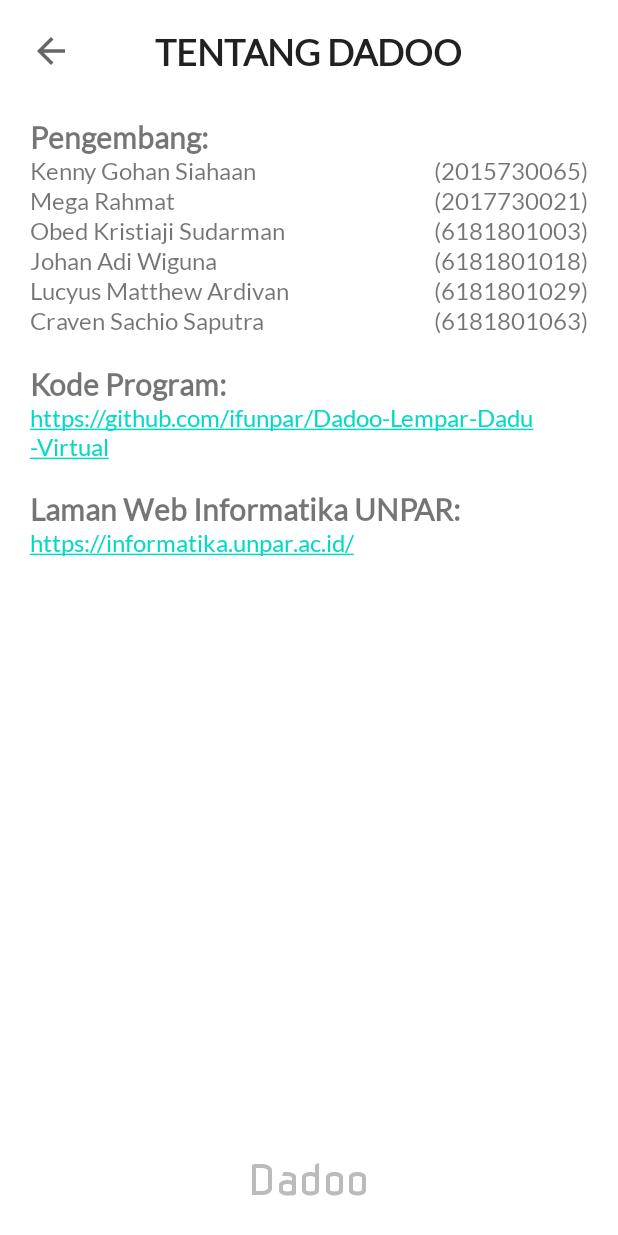
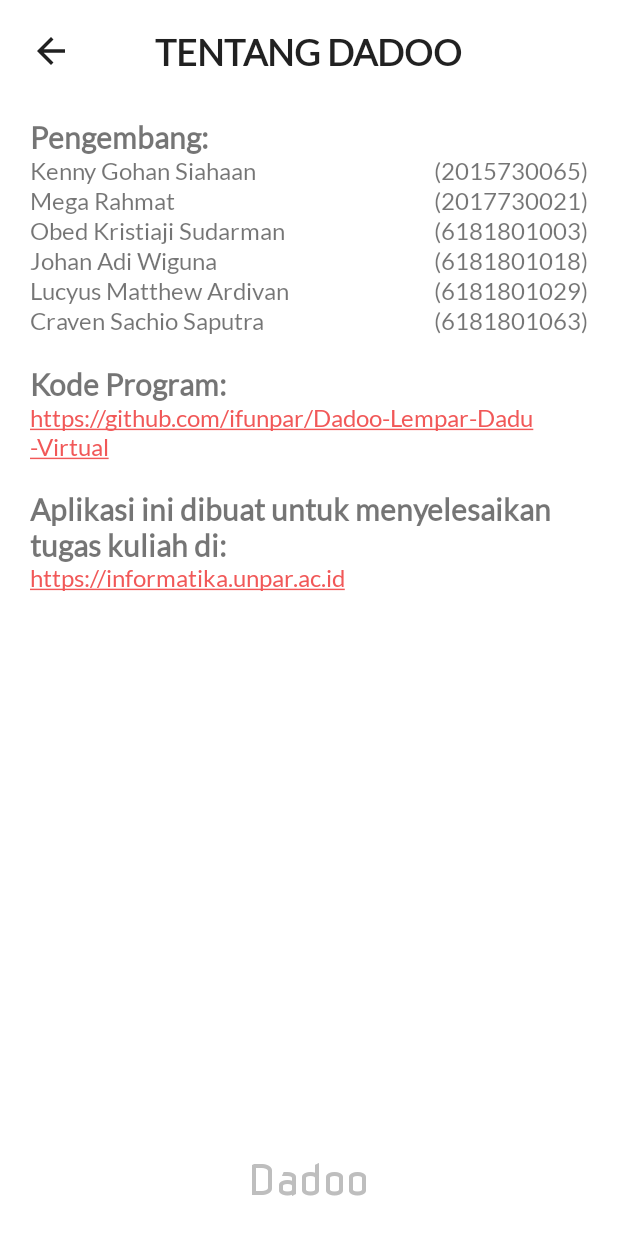
Before and after one commit to obedkristiaji/Dadoo-Lempar-Dadu-Virtual, an Android app: the screen it shows after launch (MainActivity), after a tap on "Tentang Dadoo", on a phone screen of 412 x 824 dp. Run offline under Robolectric (Android 15) with nearby library versions, the light colour scheme and no system bars; 1 other tap on this screen came first.

Commit message:
String extraction

```diff
--- a/app/src/main/res/drawable/ic_baseline_arrow_back_28.xml
+++ b/app/src/main/res/drawable/ic_baseline_arrow_back_28.xml
@@ -4,5 +4,5 @@
     android:viewportWidth="24"
     android:width="28dp"
     xmlns:android="http://schemas.android.com/apk/res/android">
-    <path android:fillColor="?attr/colorControlNormal" android:pathData="M20,11H7.83l5.59,-5.59L12,4l-8,8 8,8 1.41,-1.41L7.83,13H20v-2z"/>
+    <path android:fillColor="?android:attr/textColorPrimary" android:pathData="M20,11H7.83l5.59,-5.59L12,4l-8,8 8,8 1.41,-1.41L7.83,13H20v-2z"/>
 </vector>
--- a/app/src/main/res/layout/fragment_about.xml
+++ b/app/src/main/res/layout/fragment_about.xml
@@ -38,16 +38,16 @@
         android:layout_width="wrap_content"
         android:layout_height="wrap_content"
         android:layout_below="@id/tv_pengembang"
-        android:text="Kenny Gohan Siahaan"
+        android:text="@string/nama_kenny"
         android:textSize="@dimen/font_16"/>
 
     <TextView
         android:layout_width="wrap_content"
         android:layout_height="wrap_content"
-        android:text="(2015730065)"
+        android:text="@string/npm_kenny"
         android:layout_below="@id/tv_pengembang"
         android:layout_toEndOf="@id/tv_kenny"
-        android:layout_alignParentRight="true"
+        android:layout_alignParentEnd="true"
         android:textAlignment="textEnd"
         android:textSize="@dimen/font_16"/>
 
@@ -56,16 +56,16 @@
         android:layout_width="wrap_content"
         android:layout_height="wrap_content"
         android:layout_below="@id/tv_kenny"
-        android:text="Mega Rahmat"
+        android:text="@string/nama_mega"
         android:textSize="@dimen/font_16"/>
 
     <TextView
         android:layout_width="wrap_content"
         android:layout_height="wrap_content"
-        android:text="(2017730021)"
+        android:text="@string/npm_mega"
         android:layout_below="@id/tv_kenny"
         android:layout_toEndOf="@id/tv_mega"
-        android:layout_alignParentRight="true"
+        android:layout_alignParentEnd="true"
         android:textAlignment="textEnd"
         android:textSize="@dimen/font_16"/>
 
@@ -74,16 +74,16 @@
         android:layout_width="wrap_content"
         android:layout_height="wrap_content"
         android:layout_below="@id/tv_mega"
-        android:text="Obed Kristiaji Sudarman"
+        android:text="@string/nama_obed"
         android:textSize="@dimen/font_16"/>
 
     <TextView
         android:layout_width="wrap_content"
         android:layout_height="wrap_content"
-        android:text="(6181801003)"
+        android:text="@string/npm_obed"
         android:layout_below="@id/tv_mega"
         android:layout_toEndOf="@id/tv_obed"
-        android:layout_alignParentRight="true"
+        android:layout_alignParentEnd="true"
         android:textAlignment="textEnd"
         android:textSize="@dimen/font_16"/>
 
@@ -92,16 +92,16 @@
         android:layout_width="wrap_content"
         android:layout_height="wrap_content"
         android:layout_below="@id/tv_obed"
-        android:text="Johan Adi Wiguna"
+        android:text="@string/nama_johan"
         android:textSize="@dimen/font_16"/>
 
     <TextView
         android:layout_width="wrap_content"
         android:layout_height="wrap_content"
-        android:text="(6181801018)"
+        android:text="@string/npm_johan"
         android:layout_below="@id/tv_obed"
         android:layout_toEndOf="@id/tv_johan"
-        android:layout_alignParentRight="true"
+        android:layout_alignParentEnd="true"
         android:textAlignment="textEnd"
         android:textSize="@dimen/font_16"/>
 
@@ -110,16 +110,16 @@
         android:layout_width="wrap_content"
         android:layout_height="wrap_content"
         android:layout_below="@id/tv_johan"
-        android:text="Lucyus Matthew Ardivan"
+        android:text="@string/nama_lucyus"
         android:textSize="@dimen/font_16"/>
 
     <TextView
         android:layout_width="wrap_content"
         android:layout_height="wrap_content"
-        android:text="(6181801029)"
+        android:text="@string/npm_lucyus"
         android:layout_below="@id/tv_johan"
         android:layout_toEndOf="@id/tv_lucyus"
-        android:layout_alignParentRight="true"
+        android:layout_alignParentEnd="true"
         android:textAlignment="textEnd"
         android:textSize="@dimen/font_16"/>
 
@@ -129,16 +129,16 @@
         android:layout_height="wrap_content"
         android:layout_below="@id/tv_lucyus"
         android:layout_marginBottom="@dimen/app_margin"
-        android:text="Craven Sachio Saputra"
+        android:text="@string/nama_craven"
         android:textSize="@dimen/font_16"/>
 
     <TextView
         android:layout_width="wrap_content"
         android:layout_height="wrap_content"
-        android:text="(6181801063)"
+        android:text="@string/npm_craven"
         android:layout_below="@id/tv_lucyus"
         android:layout_toEndOf="@id/tv_craven"
-        android:layout_alignParentRight="true"
+        android:layout_alignParentEnd="true"
         android:textAlignment="textEnd"
         android:textSize="@dimen/font_16"/>
 
@@ -155,7 +155,7 @@
         android:id="@+id/tv_github"
         android:layout_width="match_parent"
         android:layout_height="wrap_content"
-        android:text="https://github.com/ifunpar/Dadoo-Lempar-Dadu-Virtual"
+        android:text="@string/url_kode_program"
         android:layout_below="@id/tv_kode"
         android:textSize="@dimen/font_16"
         android:layout_marginBottom="@dimen/app_margin"/>
@@ -164,7 +164,7 @@
         android:id="@+id/tv_web"
         android:layout_width="match_parent"
         android:layout_height="wrap_content"
-        android:text="@string/web"
+        android:text="@string/dibuat"
         android:layout_below="@id/tv_github"
         android:textStyle="bold"
         android:textSize="@dimen/font_20"/>
@@ -173,7 +173,7 @@
         android:id="@+id/tv_if"
         android:layout_width="match_parent"
         android:layout_height="wrap_content"
-        android:text="https://informatika.unpar.ac.id/"
+        android:text="@string/url_informatika_unpar"
         android:layout_below="@id/tv_web"
         android:textSize="@dimen/font_16"/>
 
@@ -186,6 +186,6 @@
         android:fontFamily="@font/nova_flat_regular"
         android:text="@string/app_name"
         android:textSize="@dimen/font_28"
-        android:textColor="@color/light_grey"/>
+        android:textColor="?android:attr/textColorSecondaryNoDisable"/>
 
 </RelativeLayout>
--- a/app/src/main/res/values-night/themes.xml
+++ b/app/src/main/res/values-night/themes.xml
@@ -8,12 +8,11 @@
         <item name="colorPrimaryVariant">@color/primary</item>
         <item name="colorOnPrimary">@color/white</item>
         <!-- Secondary brand color. -->
-        <item name="colorSecondary">@color/teal_200</item>
-        <item name="colorSecondaryVariant">@color/teal_200</item>
+        <item name="colorSecondary">@color/primary</item>
+        <item name="colorSecondaryVariant">@color/primary</item>
         <item name="colorOnSecondary">@color/black</item>
         <!-- Status bar color. -->
-<!--        <item name="android:statusBarColor" tools:targetApi="l">?attr/colorPrimaryVariant</item>-->
-        <item name="android:statusBarColor" tools:targetApi="l">@color/dark_grey</item>
+        <item name="android:statusBarColor" tools:targetApi="l">?attr/colorPrimaryVariant</item>
         <!-- Customize your theme here. -->
     </style>
 </resources>
--- a/app/src/main/res/values/strings.xml
+++ b/app/src/main/res/values/strings.xml
@@ -7,5 +7,19 @@
     <string name="kembali">Kembali</string>
     <string name="kode">Kode Program:</string>
     <string name="pengembang">Pengembang:</string>
-    <string name="web">Laman Web Informatika UNPAR:</string>
+    <string name="dibuat">Aplikasi ini dibuat untuk menyelesaikan tugas kuliah di:</string>
+    <string name="url_informatika_unpar">https://informatika.unpar.ac.id</string>
+    <string name="url_kode_program">https://github.com/ifunpar/Dadoo-Lempar-Dadu-Virtual</string>
+    <string name="nama_kenny">Kenny Gohan Siahaan</string>
+    <string name="npm_kenny">(2015730065)</string>
+    <string name="nama_mega">Mega Rahmat</string>
+    <string name="npm_mega">(2017730021)</string>
+    <string name="nama_obed">Obed Kristiaji Sudarman</string>
+    <string name="npm_obed">(6181801003)</string>
+    <string name="nama_johan">Johan Adi Wiguna</string>
+    <string name="npm_johan">(6181801018)</string>
+    <string name="nama_lucyus">Lucyus Matthew Ardivan</string>
+    <string name="npm_lucyus">(6181801029)</string>
+    <string name="nama_craven">Craven Sachio Saputra</string>
+    <string name="npm_craven">(6181801063)</string>
 </resources>
--- a/app/src/main/res/values/themes.xml
+++ b/app/src/main/res/values/themes.xml
@@ -8,12 +8,11 @@
         <item name="colorPrimaryVariant">@color/primary</item>
         <item name="colorOnPrimary">@color/white</item>
         <!-- Secondary brand color. -->
-        <item name="colorSecondary">@color/teal_200</item>
-        <item name="colorSecondaryVariant">@color/teal_700</item>
+        <item name="colorSecondary">@color/primary</item>
+        <item name="colorSecondaryVariant">@color/primary</item>
         <item name="colorOnSecondary">@color/black</item>
         <!-- Status bar color. -->
-<!--        <item name="android:statusBarColor" tools:targetApi="l">?attr/colorPrimaryVariant</item>-->
-        <item name="android:statusBarColor" tools:targetApi="l">@color/dark_grey</item>
+        <item name="android:statusBarColor" tools:targetApi="l">?attr/colorPrimaryVariant</item>
         <!-- Customize your theme here. -->
     </style>
 </resources>
```
